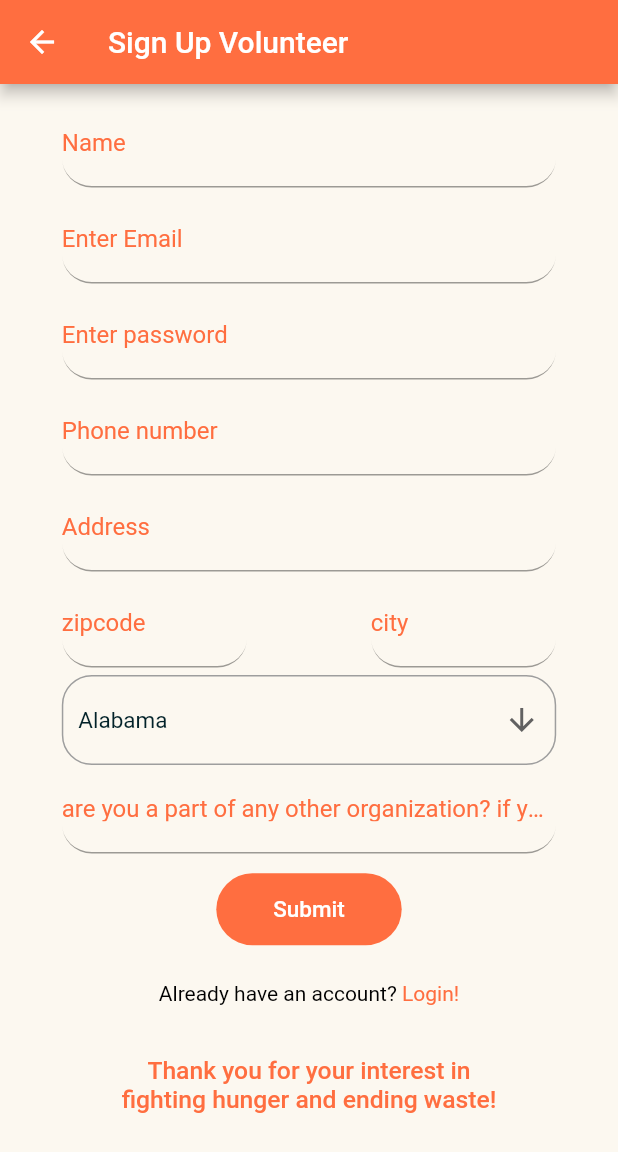
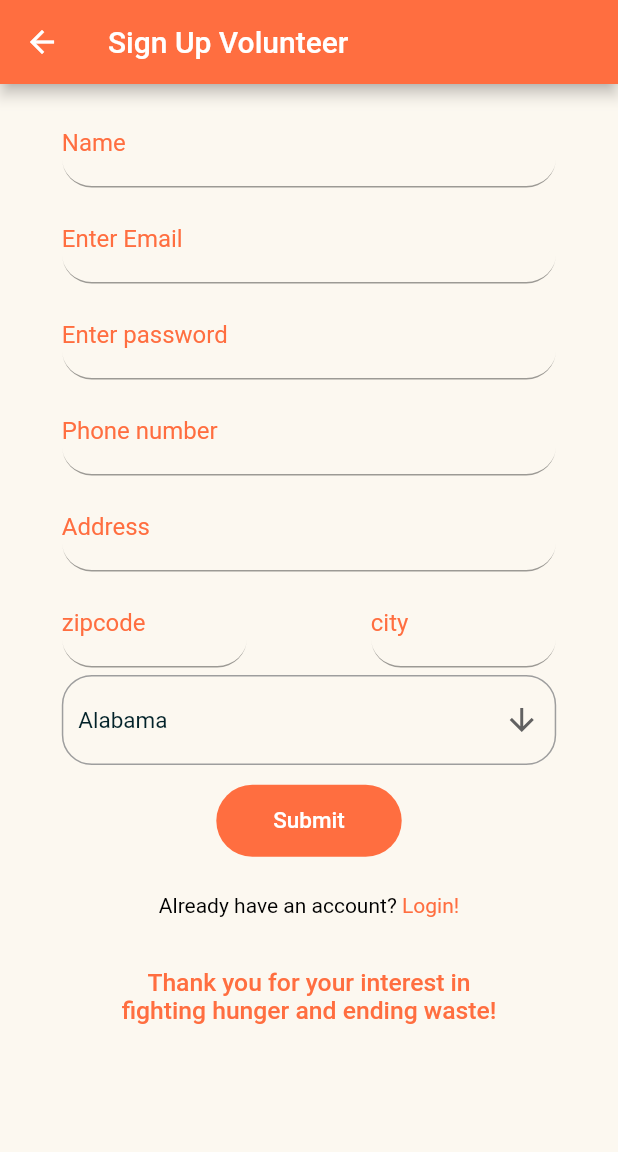
Before and after one commit to goglean/food_donation_app, a Flutter app: the SignupVolunteer screen opened directly, on a phone screen of 412 x 824 dp. Shown: the top 1152 px of the screen. Run offline on Flutter 3.47's test engine with Material 2 defaults, Android fonts, the light colour scheme and no system bars; our stand-ins replace cloud_firestore, date_time_picker, dio, firebase_auth, firebase_core, firebase_storage and 9 more; missing offline and left inert: flutter_email_sender, flutter_polyline_points; accounts and stored records are empty.

Commit message:
Changes according to the document

```diff
--- a/lib/screens/home.dart
+++ b/lib/screens/home.dart
@@ -77,7 +77,7 @@ class _HomeState extends State<Home> {
                           Theme.of(context).scaffoldBackgroundColor,
                       radius: 50,
                       child: Text(
-                        '${_userName[0]}',
+                        '${_userName [0]}',
                         style: GoogleFonts.roboto(
                             fontSize: MediaQuery.of(context).size.width * 0.1,
                             color: Theme.of(context).primaryColor,
--- a/lib/screens/login.dart
+++ b/lib/screens/login.dart
@@ -66,7 +66,7 @@ class _loginpageState extends State<signinpage> {
                     alignment: Alignment.center,
                     padding: EdgeInsets.all(10),
                     child: Text(
-                      'SignIn',
+                      'Sign In',
                       style: GoogleFonts.roboto(
                           color: Theme.of(context).primaryColor,
                           fontSize: 20,
@@ -235,7 +235,7 @@ class _loginpageState extends State<signinpage> {
                           });
                         },
                         child: Text(
-                          'Signin',
+                          'Sign in',
                           style: GoogleFonts.roboto(
                             color: Colors.white,
                             fontWeight: FontWeight.w500,
--- a/lib/screens/pickupsDonnor.dart
+++ b/lib/screens/pickupsDonnor.dart
@@ -148,7 +148,7 @@ class _PickupsDonorState extends State<PickupsDonor> {
               final today = DateTime(now.year, now.month, now.day);
               final dateToCheck = DateTime.parse(data['enddate']);
               final aDate = DateTime(dateToCheck.year, dateToCheck.month, dateToCheck.day);
-              if (DateTime.parse(data['enddate']).isBefore(DateTime.now()) && aDate != today) {
+              if ((DateTime.parse(data['endtime']).isBefore(DateTime.now()))) {
                 FirebaseFirestore.instance
                     .collection("old_pickups")
                     .doc(document.id)
--- a/lib/screens/signupVolunteer.dart
+++ b/lib/screens/signupVolunteer.dart
@@ -457,37 +457,37 @@ class _SignupVolunteerState extends State<SignupVolunteer> {
                           ),
                         ),
                       ),
-                      TextFormField(
-                        keyboardType: TextInputType.emailAddress,
-                        key: ValueKey('isParticipant'),
-                        validator: (value) {
-                          // if (value == null || !value.contains('@')) {
-                          //   return "Incorrect email";
-                          // }
-                          return null;
-                        },
-                        onSaved: (value) {
-                          _isParticipant = value;
-                        },
-                        decoration: InputDecoration(
-                          focusedBorder: UnderlineInputBorder(
-                            borderSide: BorderSide(
-                                color: Theme.of(context).primaryColor,
-                                width: 1),
-                            borderRadius: BorderRadius.all(Radius.circular(20)),
-                          ),
-                          border: UnderlineInputBorder(
-                            //borderRadius: new BorderRadius.circular(8),
-                            borderSide: BorderSide(
-                                color: Theme.of(context).primaryColor),
-                            borderRadius: new BorderRadius.circular(20),
-                          ),
-                          labelText:
-                              "are you a part of any other organization? if yes state below",
-                          labelStyle: GoogleFonts.roboto(
-                              color: Theme.of(context).primaryColor),
-                        ),
-                      ),
+                      // TextFormField(
+                      //   keyboardType: TextInputType.emailAddress,
+                      //   key: ValueKey('isParticipant'),
+                      //   validator: (value) {
+                      //     // if (value == null || !value.contains('@')) {
+                      //     //   return "Incorrect email";
+                      //     // }
+                      //     return null;
+                      //   },
+                      //   onSaved: (value) {
+                      //     _isParticipant = value;
+                      //   },
+                      //   decoration: InputDecoration(
+                      //     focusedBorder: UnderlineInputBorder(
+                      //       borderSide: BorderSide(
+                      //           color: Theme.of(context).primaryColor,
+                      //           width: 1),
+                      //       borderRadius: BorderRadius.all(Radius.circular(20)),
+                      //     ),
+                      //     border: UnderlineInputBorder(
+                      //       //borderRadius: new BorderRadius.circular(8),
+                      //       borderSide: BorderSide(
+                      //           color: Theme.of(context).primaryColor),
+                      //       borderRadius: new BorderRadius.circular(20),
+                      //     ),
+                      //     labelText:
+                      //         "are you a part of any other organization? if yes state below",
+                      //     labelStyle: GoogleFonts.roboto(
+                      //         color: Theme.of(context).primaryColor),
+                      //   ),
+                      // ),
                       SizedBox(
                         height: 5,
                       ),
--- a/pubspec.yaml
+++ b/pubspec.yaml
@@ -83,7 +83,7 @@ flutter:
 
   # To add assets to your application, add an assets section, like this:
   assets:
-    - assets/
+    - assets/app_logo.png
   #   - images/a_dot_ham.jpeg
 
   # An image asset can refer to one or more resolution-specific "variants", see
```
Also changed, not shown: lib/screens/donatePage.dart (+14 -9 lines), lib/screens/donateitems.dart (+7 -7 lines), lib/screens/donorProfile.dart (+6 -2 lines), lib/screens/finishPickupdetails.dart (+21 -21 lines), lib/screens/pickupDetails.dart (+38 -15 lines), lib/screens/signupDonor.dart (+28 -28 lines), pubspec.lock.
